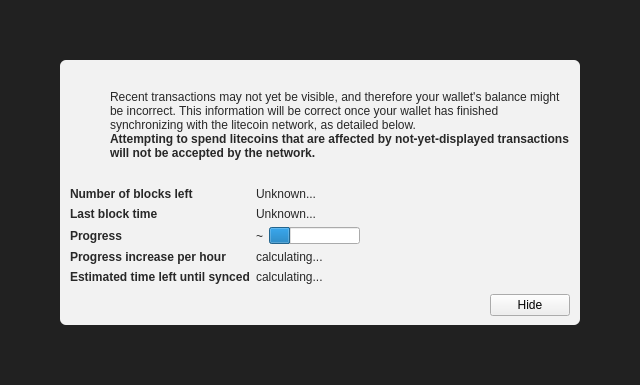
Above: src/qt/forms/modaloverlay.ui from HappyCoinBatam/litecoin-Batamcoin before the change. Below: the same form after it.
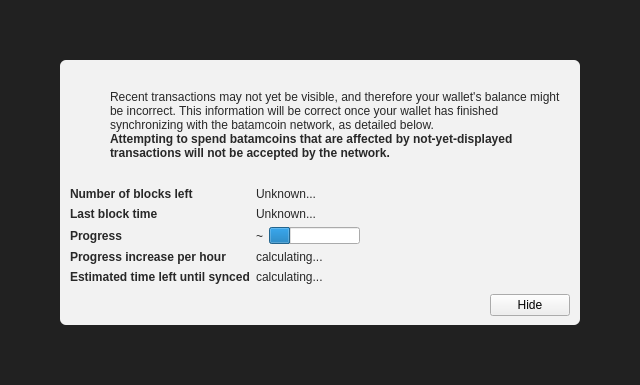
That is the form after the change. Icons and pictures are not drawn. Custom widgets are drawn as their Qt base class.

Commit message: Litecoin-Batamcoin

```diff
--- a/src/qt/forms/modaloverlay.ui
+++ b/src/qt/forms/modaloverlay.ui
@@ -130,7 +130,7 @@
              <item>
               <widget class="QLabel" name="infoText">
                <property name="text">
-                <string>Recent transactions may not yet be visible, and therefore your wallet's balance might be incorrect. This information will be correct once your wallet has finished synchronizing with the litecoin network, as detailed below.</string>
+                <string>Recent transactions may not yet be visible, and therefore your wallet's balance might be incorrect. This information will be correct once your wallet has finished synchronizing with the batamcoin network, as detailed below.</string>
                </property>
                <property name="textFormat">
                 <enum>Qt::RichText</enum>
@@ -149,7 +149,7 @@
                 </font>
                </property>
                <property name="text">
-                <string>Attempting to spend litecoins that are affected by not-yet-displayed transactions will not be accepted by the network.</string>
+                <string>Attempting to spend batamcoins that are affected by not-yet-displayed transactions will not be accepted by the network.</string>
                </property>
                <property name="textFormat">
                 <enum>Qt::RichText</enum>
```
The commit also changes 173 other files.
